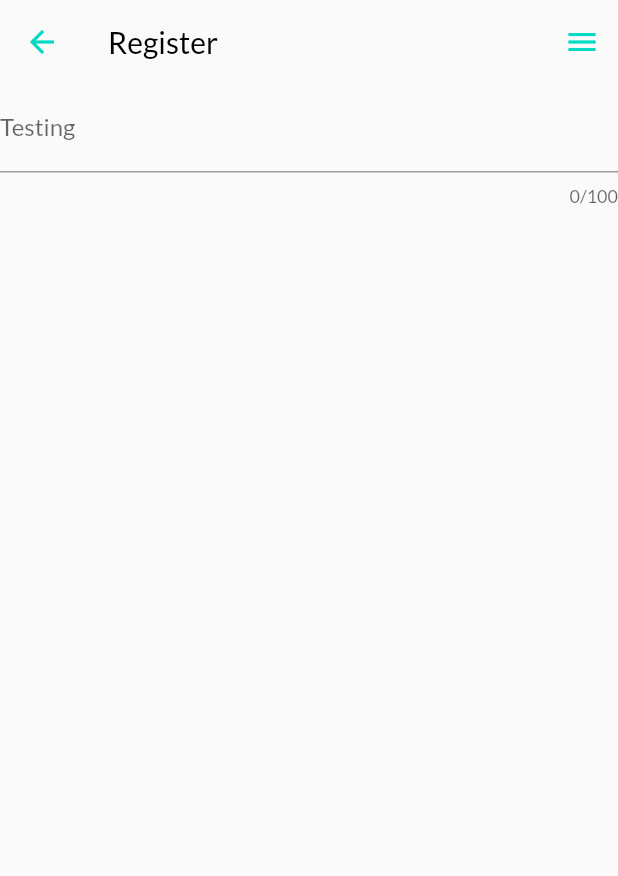
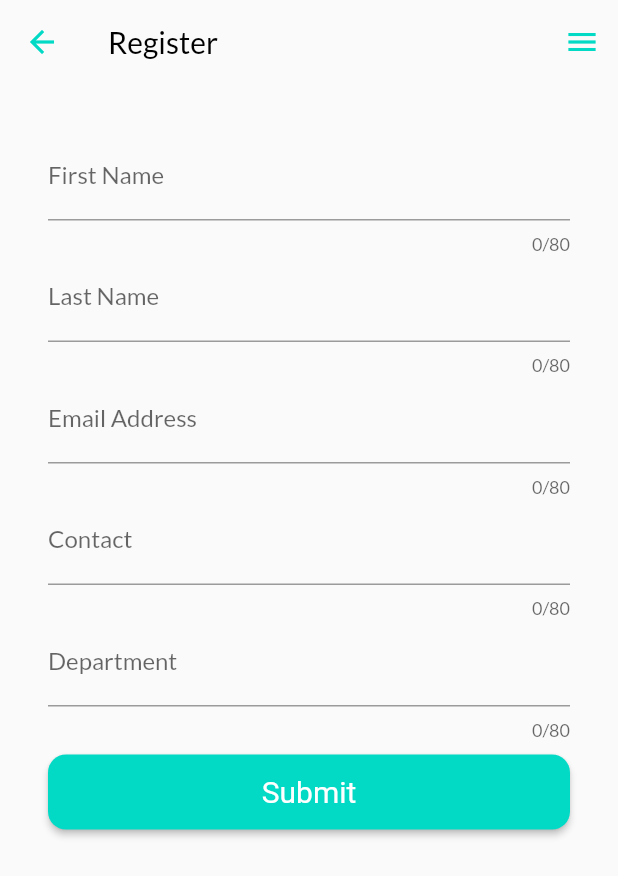
Before and after one commit to chetan882777/export-improt, a Flutter app: the RegisterScreen screen opened by its route, on a phone screen of 412 x 824 dp. Shown: the top 876 px of the screen. Run offline on Flutter 3.47's test engine with Material 2 defaults, Android fonts, the phone set to English and light mode, and no system bars; our stand-ins replace dio, flutter_form_builder, flutter_spinkit, fluttertoast.

Commit message:
register screen fields

```diff
--- a/lib/modules/register/RegisterScreen.dart
+++ b/lib/modules/register/RegisterScreen.dart
@@ -62,22 +62,74 @@ class RegisterScreen extends StatelessWidget {
         ])),
         body: Stack(
           children: [
-            Column(
+            Padding(
+              padding: EdgeInsets.all(32),
+              child: Column(
                 mainAxisSize: MainAxisSize.min,
                 mainAxisAlignment: MainAxisAlignment.center,
                 crossAxisAlignment: CrossAxisAlignment.center,
                 children: <Widget>[
                   matForms.matEditable(
-                  variable: "test",
-                  displayText: "Testing",
-                  player: (val) {
-                  },
+                    variable: "first_name",
+                    displayText: "First Name",
+                    player: (val) {},
                     validator: FormBuilderValidators.compose([
                       FormBuilderValidators.required(context),
                       FormBuilderValidators.max(context, 70),
                     ]),
-                )
+                  ),
+                  matForms.matEditable(
+                    variable: "last_name",
+                    displayText: "Last Name",
+                    player: (val) {},
+                    validator: FormBuilderValidators.compose([
+                      FormBuilderValidators.required(context),
+                      FormBuilderValidators.max(context, 70),
+                    ]),
+                  ),
+                  matForms.matEditable(
+                    variable: "email_address",
+                    displayText: "Email Address",
+                    player: (val) {},
+                    validator: FormBuilderValidators.compose([
+                      FormBuilderValidators.required(context),
+                      FormBuilderValidators.max(context, 70),
+                    ]),
+                  ),
+                  matForms.matEditable(
+                    variable: "contact",
+                    displayText: "Contact",
+                    player: (val) {},
+                    validator: FormBuilderValidators.compose([
+                      FormBuilderValidators.required(context),
+                      FormBuilderValidators.max(context, 70),
+                    ]),
+                  ),
+                  matForms.matEditable(
+                    variable: "department",
+                    displayText: "Department",
+                    player: (val) {},
+                    validator: FormBuilderValidators.compose([
+                      FormBuilderValidators.required(context),
+                      FormBuilderValidators.max(context, 70),
+                    ]),
+                  ),
+                  SizedBox(
+                    width: double.infinity,
+                    height: 70.0,
+                    child: Padding(
+                      padding: EdgeInsets.fromLTRB(0, 10, 0, 10),
+                      child: matForms.elevatedBtn(
+                          color: Theme.of(context).accentColor,
+                          textColor: Colors.white,
+                          displayText: "Submit",
+                          player: () {
+                            print(" ==== Submit");
+                          }),
+                    ),
+                  ),
                 ],
+              ),
             ),
             Consumer(
               builder: (context, RegisterViewModel model, child) =>
--- a/lib/utils/builders/MATForms.dart
+++ b/lib/utils/builders/MATForms.dart
@@ -138,7 +138,7 @@ class MATForms {
     bool disabled = false,
     bool needController = true,
     bool autocorrect = false,
-    int maxLength = 100,
+    int maxLength = 80,
     int maxLine = 1,
     required FormFieldValidator validator,
   }) {
@@ -437,4 +437,30 @@ class MATForms {
       color: color,
     );
   }
+
+  Widget elevatedBtn({
+   required Color color,
+    required Color textColor,
+    required String displayText,
+    required Function player
+
+  }) {
+    return ElevatedButton(
+      style: ButtonStyle(
+          backgroundColor: MaterialStateProperty.all(color),
+          textStyle: MaterialStateProperty.all(
+              TextStyle(
+                  color: textColor,
+                  fontSize: 20)),
+          shape: MaterialStateProperty.all<
+              RoundedRectangleBorder>(
+              RoundedRectangleBorder(
+                  borderRadius:
+                  BorderRadius.circular(12.0)))),
+      child: Text(displayText),
+      onPressed: () {
+        player();
+      }
+    );
+  }
 }
```
Lines whose indentation alone changed are shown as unchanged.
